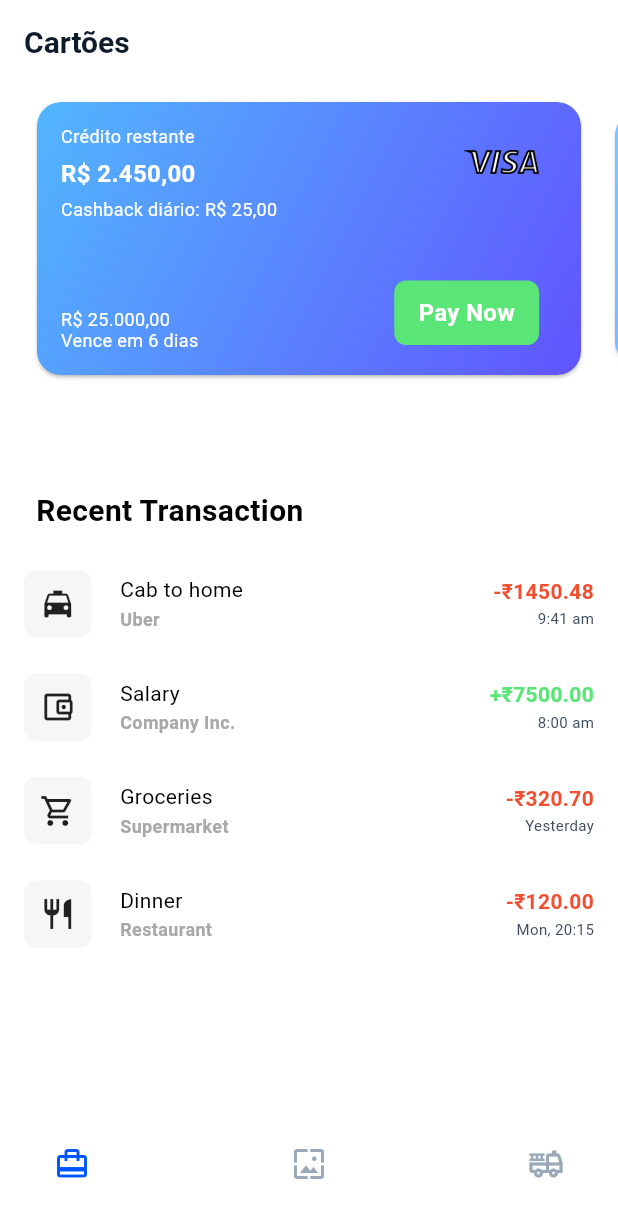
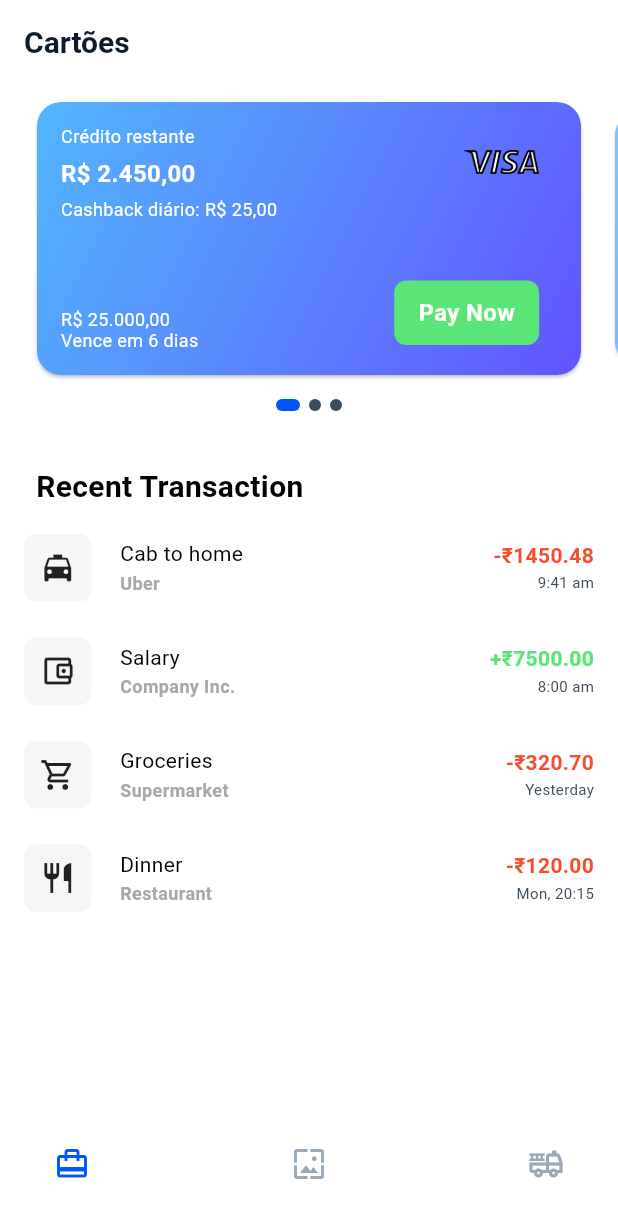
Before and after one commit to smborgesMobile/flutter_playground, a Flutter app: the screen it shows after launch, after a tap on "Cartoes", on a phone screen of 412 x 824 dp. Shown: the top 1218 px of the screen. Run offline on Flutter 3.47's test engine with Material 3 defaults, Android fonts, the phone set to English and light mode, and no system bars; our stand-ins replace bloc, equatable, flutter_bloc, shared_preferences.

Commit message:
Refactor MyCardScreen to remove unnecessary const keywords in ExpenseItem instantiation; update BankCardCarousel to use theme colors for indicators; adjust border radius in ExpenseItem for consistency.

```diff
--- a/lib/features/cards/screens/my_card_screen/my_card_screen.dart
+++ b/lib/features/cards/screens/my_card_screen/my_card_screen.dart
@@ -9,8 +9,8 @@ class MyCardScreen extends StatelessWidget {
 
   @override
   Widget build(BuildContext context) {
-    final expenses = <ExpenseItem>[
-      const ExpenseItem(
+    const expenses = <ExpenseItem>[
+      ExpenseItem(
         title: 'Cab to home',
         subtitle: 'Uber',
         amount: 1450.48,
@@ -18,7 +18,7 @@ class MyCardScreen extends StatelessWidget {
         time: '9:41 am',
         leadingIcon: Icons.local_taxi,
       ),
-      const ExpenseItem(
+      ExpenseItem(
         title: 'Salary',
         subtitle: 'Company Inc.',
         amount: 7500.00,
@@ -26,7 +26,7 @@ class MyCardScreen extends StatelessWidget {
         time: '8:00 am',
         leadingIcon: Icons.account_balance_wallet_outlined,
       ),
-      const ExpenseItem(
+      ExpenseItem(
         title: 'Groceries',
         subtitle: 'Supermarket',
         amount: 320.70,
@@ -34,7 +34,7 @@ class MyCardScreen extends StatelessWidget {
         time: 'Yesterday',
         leadingIcon: Icons.local_grocery_store_outlined,
       ),
-      const ExpenseItem(
+      ExpenseItem(
         title: 'Dinner',
         subtitle: 'Restaurant',
         amount: 120.00,
@@ -79,12 +79,15 @@ class MyCardScreen extends StatelessWidget {
             ],
           ),
         ),
-        const SliverToBoxAdapter(child: SizedBox(height: 16)),
         const SliverToBoxAdapter(child: TextHeader(title: 'Recent Transaction')),
-        const SliverToBoxAdapter(child: SizedBox(height: 16)),
-        SliverList.builder(
-          itemCount: expenses.length,
-          itemBuilder: (context, index) => expenses[index],
+        const SliverToBoxAdapter(child: SizedBox(height: 8)),
+        SliverList(
+          delegate: SliverChildBuilderDelegate(
+            (context, index) => expenses[index],
+            childCount: expenses.length,
+            addAutomaticKeepAlives: false,
+            addSemanticIndexes: false,
+          ),
         ),
         const SliverToBoxAdapter(child: SizedBox(height: 16)),
       ],
--- a/lib/features/cards/widgets/bank_card_carousel.dart
+++ b/lib/features/cards/widgets/bank_card_carousel.dart
@@ -1,6 +1,7 @@
 import 'dart:math' as math;
 
 import 'package:flutter/material.dart';
+import 'package:flutter_playground/themes/bank_theme.dart';
 
 import 'bank_card.dart';
 
@@ -13,8 +14,8 @@ class BankCardCarousel extends StatefulWidget {
     this.height = 220,
     this.onPageChanged,
     this.showIndicator = true,
-    this.indicatorActiveColor = Colors.white,
-    this.indicatorInactiveColor = const Color(0x66FFFFFF),
+    this.indicatorActiveColor = AppColors.primary,
+    this.indicatorInactiveColor = AppColors.textSecondary,
     this.indicatorSize = 8,
     this.indicatorSpacing = 6,
     this.padding = const EdgeInsets.symmetric(vertical: 8),
--- a/lib/features/cards/widgets/expense_item.dart
+++ b/lib/features/cards/widgets/expense_item.dart
@@ -37,7 +37,7 @@ class ExpenseItem extends StatelessWidget {
             alignment: Alignment.center,
             decoration: BoxDecoration(
               color: const Color(0xFFF6F6F6),
-              borderRadius: BorderRadius.circular(8),
+              borderRadius: const BorderRadius.all(Radius.circular(8)),
             ),
             child: Icon(leadingIcon, size: 24, color: Colors.black87),
           ),
```
